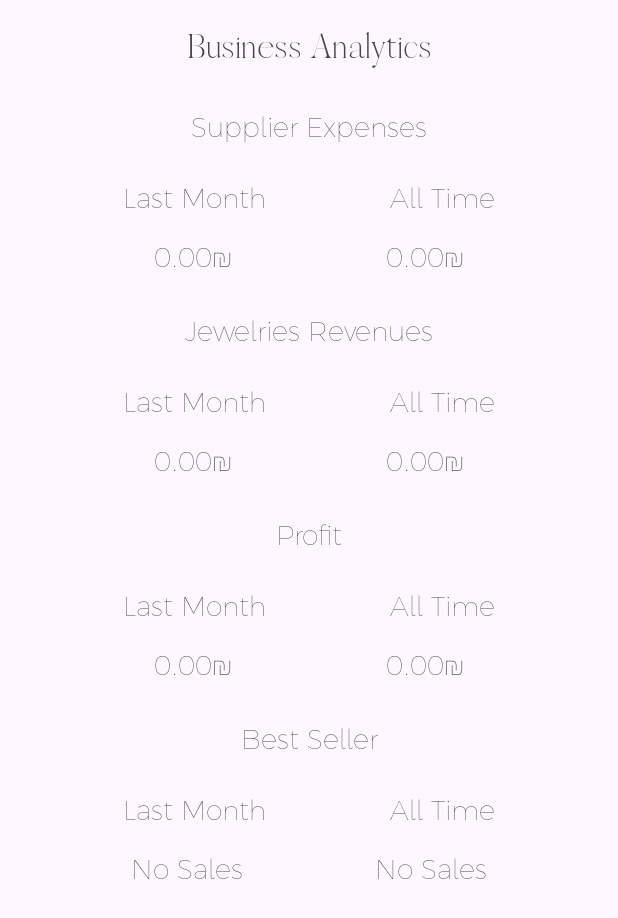
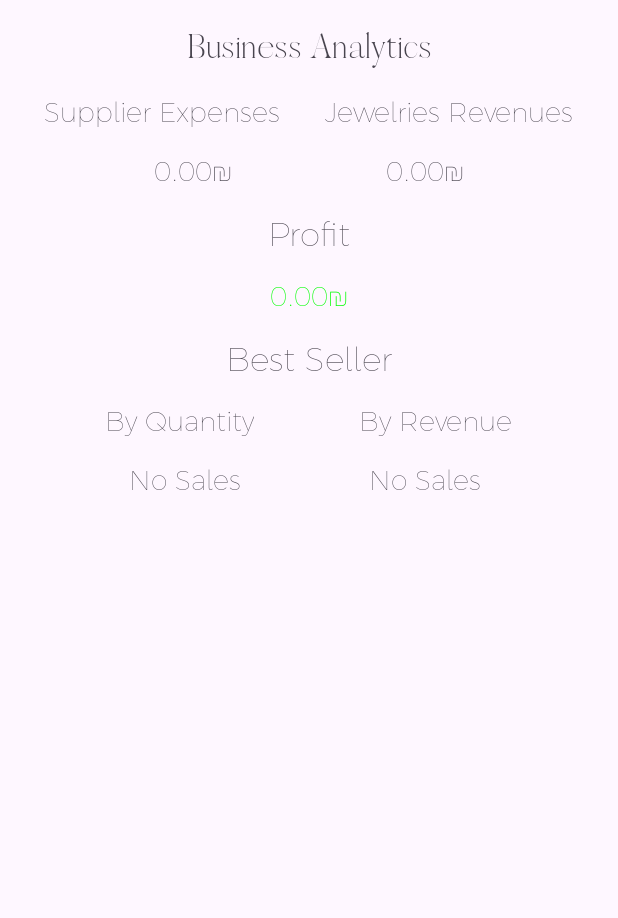
Before and after one commit to eliorsamovol/Jewelry-Catalog, an Android app: the BusinessAnalytics screen opened through its navigation route, on a phone screen of 412 x 824 dp. Shown: the top 918 px of the screen. Run offline under Robolectric (Android 15) with nearby library versions, the phone set to English and light mode, and no system bars; our stand-ins replace Room's generated code; 1 statement that could not run was skipped.

Commit message:
Business analytics - revised

```diff
--- a/app/src/main/java/com/tests/jewelry/BusinessAnalytics.kt
+++ b/app/src/main/java/com/tests/jewelry/BusinessAnalytics.kt
@@ -4,6 +4,7 @@ import android.os.Bundle
 import android.view.LayoutInflater
 import android.view.View
 import android.view.ViewGroup
+import androidx.core.content.ContextCompat
 import androidx.fragment.app.Fragment
 import androidx.fragment.app.viewModels
 import androidx.lifecycle.Observer
@@ -37,53 +38,41 @@ class BusinessAnalytics : Fragment() {
             })
         })
 
-        jewelryViewModel.getBestSeller().observe(viewLifecycleOwner, Observer { bestSeller ->
-            binding.bestSellerAllTimeValue.text = bestSeller?.name ?: getString(R.string.no_sales)
+        jewelryViewModel.getBestSellerByQuantity().observe(viewLifecycleOwner, Observer { bestSeller ->
+            binding.bestSellerQuantityValue.text = bestSeller?.name ?: getString(R.string.no_sales)
         })
 
-        jewelryViewModel.getLastMonthBestSeller().observe(viewLifecycleOwner, Observer { bestSeller ->
-            binding.bestSellerLastMonthValue.text = bestSeller?.name ?: getString(R.string.no_sales)
+        jewelryViewModel.getBestSellerByRevenue().observe(viewLifecycleOwner, Observer { bestSeller ->
+            binding.bestSellerRevenueValue.text = bestSeller?.name ?: getString(R.string.no_sales)
         })
     }
 
 
     private fun calculateAndDisplayAnalytics(suppliers: List<SupplierEntities>, jewelries: List<JewelryEntities>) {
-        val currentDate = Date()
-        val lastMonthDate = Calendar.getInstance().apply {
-            add(Calendar.MONTH, -1)
-        }.time
 
-        var lastMonthExpenses = 0.0
-        var allTimeExpenses =  0.0
-        var lastMonthRevenue = 0.0
-        var allTimeRevenue = 0.0
-        var lastMonthBestSeller: JewelryEntities? = null
-        var allTimeBestSeller: JewelryEntities? = null
+        var totalExpenses =  0.0
+        var totalRevenue = 0.0
 
-        for (supplier in suppliers) {
-            if(supplier.date.after(lastMonthDate)) {
-                lastMonthExpenses += supplier.purchasePrice
-            }
-            allTimeExpenses += supplier.purchasePrice
+        suppliers.forEach { supplier ->
+            totalExpenses += supplier.purchasePrice
         }
 
-        for(item in jewelries) {
-            if(Date(item.creationTime).after(lastMonthDate)) {
-                lastMonthRevenue += item.price * item.soldItems
-
-            }
-            allTimeRevenue += item.price * item.soldItems
+        jewelries.forEach { jewelry ->
+            totalRevenue += jewelry.price * jewelry.soldItems
         }
 
-        val lastMonthProfit = lastMonthRevenue - lastMonthExpenses
-        val allTimeProfit = allTimeRevenue - allTimeExpenses
+        val totalProfit = totalRevenue - totalExpenses
 
-        binding.supplierExpensesLastMonthValue.text = getString(R.string.amount_format, lastMonthExpenses)
-        binding.supplierExpensesAllTimeValue.text = getString(R.string.amount_format, allTimeExpenses)
-        binding.jewelriesRevenuesLastMonthValue.text = getString(R.string.amount_format, lastMonthRevenue)
-        binding.jewelriesRevenuesAllTimeValue.text = getString(R.string.amount_format, allTimeRevenue)
-        binding.totalProfitLastMonthValue.text = getString(R.string.amount_format, lastMonthProfit)
-        binding.totalProfitAllTimeValue.text = getString(R.string.amount_format, allTimeProfit)
+        binding.supplierExpensesValue.text = getString(R.string.amount_format, totalExpenses)
+        binding.jewelriesRevenuesValue.text = getString(R.string.amount_format, totalRevenue)
+        binding.totalProfitValue.text = getString(R.string.amount_format, totalProfit)
+
+        val profitColor = if(totalProfit >= 0) {
+            ContextCompat.getColor(requireContext(), R.color.green)
+        } else {
+            ContextCompat.getColor(requireContext(), R.color.red)
+        }
+        binding.totalProfitValue.setTextColor(profitColor)
     }
 
     override fun onDestroyView() {
--- a/app/src/main/java/com/tests/jewelry/data/db/dao/JewelryDao.kt
+++ b/app/src/main/java/com/tests/jewelry/data/db/dao/JewelryDao.kt
@@ -41,9 +41,9 @@ interface JewelryDao {
     @Query("SELECT * FROM jewelry_table WHERE creation_time BETWEEN :startTime AND :endTime")
     fun getJewelriesByDate(startTime: Long, endTime: Long): LiveData<List<JewelryEntities>>
 
-    @Query("SELECT * FROM jewelry_table ORDER BY sold_items DESC LIMIT 1")
-    fun getBestSeller(): LiveData<JewelryEntities?>
+    @Query("SELECT * FROM jewelry_table WHERE sold_items > 0 ORDER BY sold_items DESC LIMIT 1")
+    fun getBestSellerByQuantity(): LiveData<JewelryEntities?>
 
-    @Query("SELECT * FROM jewelry_table WHERE creation_time >= :lastMonthTime ORDER BY sold_items DESC LIMIT 1")
-    fun getLastMonthBestSeller(lastMonthTime: Long): LiveData<JewelryEntities?>
+    @Query("SELECT * FROM jewelry_table WHERE sold_items > 0 ORDER BY (price * sold_items) DESC LIMIT 1")
+    fun getBestSellerByRevenue(): LiveData<JewelryEntities?>
 }
--- a/app/src/main/java/com/tests/jewelry/data/repository/JewelryRepository.kt
+++ b/app/src/main/java/com/tests/jewelry/data/repository/JewelryRepository.kt
@@ -51,11 +51,11 @@ class JewelryRepository(context: Context) {
         return jewelryDao.getJewelriesByDate(startTime, endTime)
     }
 
-    fun getBestSeller(): LiveData<JewelryEntities?>{
-        return jewelryDao.getBestSeller()
+    fun getBestSellerByQuantity(): LiveData<JewelryEntities?>{
+        return jewelryDao.getBestSellerByQuantity()
     }
 
-    fun getLastMonthBestSeller(lastMonthTime: Long): LiveData<JewelryEntities?> {
-        return jewelryDao.getLastMonthBestSeller(lastMonthTime)
+    fun getBestSellerByRevenue(): LiveData<JewelryEntities?>{
+        return jewelryDao.getBestSellerByRevenue()
     }
 }
--- a/app/src/main/java/com/tests/jewelry/ui/viewmodel/JewelryViewModel.kt
+++ b/app/src/main/java/com/tests/jewelry/ui/viewmodel/JewelryViewModel.kt
@@ -100,21 +100,18 @@ class JewelryViewModel(application: Application) : AndroidViewModel(application)
         return supplierRepository.getSupplierByDate(startTime, endTime)
     }
 
-    fun getBestSeller(): LiveData<JewelryEntities?> {
-        return repository.getBestSeller()
+    fun getBestSellerByQuantity(): LiveData<JewelryEntities?> {
+        return repository.getBestSellerByQuantity()
+    }
+
+    fun getBestSellerByRevenue(): LiveData<JewelryEntities?> {
+        return repository.getBestSellerByRevenue()
     }
 
     fun getItemsByCreationOrder(): LiveData<List<JewelryEntities>> {
         return repository.getItemByCreationOrder()
     }
 
-    fun getLastMonthBestSeller(): LiveData<JewelryEntities?> {
-        val lastMonthTime = Calendar.getInstance().apply {
-            add(Calendar.MONTH, -1)
-        }.time.time
-
-        return repository.getLastMonthBestSeller(lastMonthTime)
-    }
 
     fun updateSoldItems(jewelry: JewelryEntities){
         viewModelScope.launch(Dispatchers.IO){
--- a/app/src/main/res/layout/business_analytics.xml
+++ b/app/src/main/res/layout/business_analytics.xml
@@ -27,63 +27,13 @@
             android:id="@+id/supplier_expenses_headline"
             android:layout_width="wrap_content"
             android:layout_height="wrap_content"
-            android:padding="8dp"
             android:fontFamily="@font/toolbarfont"
-            android:layout_marginTop="18dp"
             app:layout_constraintTop_toBottomOf="@+id/mainHeadline"
             app:layout_constraintStart_toStartOf="parent"
-            app:layout_constraintEnd_toEndOf="parent"
+            app:layout_constraintEnd_toStartOf="@+id/jewelries_revenues_headline"
+            app:layout_constraintHorizontal_chainStyle="spread"
             android:text="@string/supplier_expenses_headline"
-            android:textSize="18dp" />
-
-        <TextView
-            android:id="@+id/supplier_expenses_last_month_headline"
-            android:layout_width="wrap_content"
-            android:layout_height="wrap_content"
-            android:fontFamily="@font/toolbarfont"
-            app:layout_constraintTop_toBottomOf="@+id/supplier_expenses_headline"
-            app:layout_constraintStart_toStartOf="parent"
-            app:layout_constraintEnd_toStartOf="@+id/supplier_expenses_all_time_headline"
-            app:layout_constraintHorizontal_chainStyle="spread"
-            android:text="@string/last_month"
             android:layout_marginTop="16dp"
-            android:textSize="18dp"/>
-
-        <TextView
-            android:id="@+id/supplier_expenses_all_time_headline"
-            android:layout_width="wrap_content"
-            android:layout_height="wrap_content"
-            android:fontFamily="@font/toolbarfont"
-            app:layout_constraintTop_toBottomOf="@+id/supplier_expenses_headline"
-            app:layout_constraintStart_toEndOf="@+id/supplier_expenses_last_month_headline"
-            app:layout_constraintEnd_toEndOf="parent"
-            android:text="@string/all_time"
-            android:layout_marginTop="16dp"
-            android:textSize="18dp"/>
-
-        <TextView
-            android:id="@+id/supplier_expenses_last_month_value"
-            android:layout_width="wrap_content"
-            android:layout_height="wrap_content"
-            android:layout_marginTop="16dp"
-            android:fontFamily="@font/toolbarfont"
-            app:layout_constraintTop_toBottomOf="@+id/supplier_expenses_last_month_headline"
-            app:layout_constraintStart_toStartOf="parent"
-            app:layout_constraintEnd_toStartOf="@id/supplier_expenses_all_time_value"
-            app:layout_constraintHorizontal_chainStyle="spread"
-            android:text="@string/amount_format"
-            android:textSize="18dp"/>
-
-        <TextView
-            android:id="@+id/supplier_expenses_all_time_value"
-            android:layout_width="wrap_content"
-            android:layout_height="wrap_content"
-            android:layout_marginTop="16dp"
-            android:fontFamily="@font/toolbarfont"
-            app:layout_constraintTop_toBottomOf="@+id/supplier_expenses_all_time_headline"
-            app:layout_constraintStart_toEndOf="@id/supplier_expenses_last_month_value"
-            app:layout_constraintEnd_toEndOf="parent"
-            android:text="@string/amount_format"
             android:textSize="18dp"/>
 
         <TextView
@@ -91,61 +41,36 @@
             android:layout_width="wrap_content"
             android:layout_height="wrap_content"
             android:fontFamily="@font/toolbarfont"
-            android:layout_marginTop="18dp"
-            android:padding="8dp"
-            app:layout_constraintTop_toBottomOf="@+id/supplier_expenses_all_time_value"
-            app:layout_constraintStart_toStartOf="parent"
+            app:layout_constraintTop_toBottomOf="@+id/mainHeadline"
+            app:layout_constraintStart_toEndOf="@+id/supplier_expenses_headline"
             app:layout_constraintEnd_toEndOf="parent"
             android:text="@string/jewelries_revenues_headline"
-            android:textSize="18dp" />
-
-        <TextView
-            android:id="@+id/jewelries_revenues_last_month_headline"
-            android:layout_width="wrap_content"
-            android:layout_height="wrap_content"
-            android:fontFamily="@font/toolbarfont"
-            app:layout_constraintTop_toBottomOf="@+id/jewelries_revenues_headline"
-            app:layout_constraintStart_toStartOf="parent"
-            app:layout_constraintEnd_toStartOf="@+id/jewelries_revenues_all_time_headline"
-            app:layout_constraintHorizontal_chainStyle="spread"
-            android:text="@string/last_month"
             android:layout_marginTop="16dp"
             android:textSize="18dp"/>
 
         <TextView
-            android:id="@+id/jewelries_revenues_all_time_headline"
-            android:layout_width="wrap_content"
-            android:layout_height="wrap_content"
-            android:fontFamily="@font/toolbarfont"
-            app:layout_constraintTop_toBottomOf="@+id/jewelries_revenues_headline"
-            app:layout_constraintStart_toEndOf="@+id/jewelries_revenues_last_month_headline"
-            app:layout_constraintEnd_toEndOf="parent"
-            android:text="@string/all_time"
-            android:layout_marginTop="16dp"
-            android:textSize="18dp"/>
-
-        <TextView
-            android:id="@+id/jewelries_revenues_last_month_value"
+            android:id="@+id/supplier_expenses_value"
             android:layout_width="wrap_content"
             android:layout_height="wrap_content"
             android:layout_marginTop="16dp"
             android:fontFamily="@font/toolbarfont"
-            app:layout_constraintTop_toBottomOf="@+id/jewelries_revenues_last_month_headline"
+            app:layout_constraintTop_toBottomOf="@+id/supplier_expenses_headline"
             app:layout_constraintStart_toStartOf="parent"
-            app:layout_constraintEnd_toStartOf="@id/jewelries_revenues_all_time_value"
+            app:layout_constraintEnd_toStartOf="@id/jewelries_revenues_value"
             app:layout_constraintHorizontal_chainStyle="spread"
             android:text="@string/amount_format"
             android:textSize="18dp"/>
 
         <TextView
-            android:id="@+id/jewelries_revenues_all_time_value"
+            android:id="@+id/jewelries_revenues_value"
             android:layout_width="wrap_content"
             android:layout_height="wrap_content"
             android:layout_marginTop="16dp"
             android:fontFamily="@font/toolbarfont"
-            app:layout_constraintTop_toBottomOf="@+id/jewelries_revenues_all_time_headline"
-            app:layout_constraintStart_toEndOf="@id/jewelries_revenues_last_month_value"
+            app:layout_constraintTop_toBottomOf="@+id/jewelries_revenues_headline"
             app:layout_constraintEnd_toEndOf="parent"
+            app:layout_constraintStart_toEndOf="@id/supplier_expenses_value"
+            app:layout_constraintHorizontal_chainStyle="spread"
             android:text="@string/amount_format"
             android:textSize="18dp"/>
 
@@ -153,62 +78,23 @@
             android:id="@+id/total_profit_headline"
             android:layout_width="wrap_content"
             android:layout_height="wrap_content"
+            android:layout_marginTop="16dp"
             android:fontFamily="@font/toolbarfont"
-            android:layout_marginTop="18dp"
-            android:padding="8dp"
-            app:layout_constraintTop_toBottomOf="@+id/jewelries_revenues_all_time_value"
+            app:layout_constraintTop_toBottomOf="@+id/jewelries_revenues_value"
+            app:layout_constraintEnd_toEndOf="parent"
             app:layout_constraintStart_toStartOf="parent"
-            app:layout_constraintEnd_toEndOf="parent"
             android:text="@string/profit_headline"
-            android:textSize="18dp" />
+            android:textSize="22dp"/>
 
         <TextView
-            android:id="@+id/total_profit_last_month_headline"
-            android:layout_width="wrap_content"
-            android:layout_height="wrap_content"
-            android:fontFamily="@font/toolbarfont"
-            app:layout_constraintTop_toBottomOf="@+id/total_profit_headline"
-            app:layout_constraintStart_toStartOf="parent"
-            app:layout_constraintEnd_toStartOf="@+id/total_profit_all_time_headline"
-            app:layout_constraintHorizontal_chainStyle="spread"
-            android:text="@string/last_month"
-            android:layout_marginTop="16dp"
-            android:textSize="18dp"/>
-
-        <TextView
-            android:id="@+id/total_profit_all_time_headline"
-            android:layout_width="wrap_content"
-            android:layout_height="wrap_content"
-            android:fontFamily="@font/toolbarfont"
-            app:layout_constraintTop_toBottomOf="@+id/total_profit_headline"
-            app:layout_constraintStart_toEndOf="@+id/total_profit_last_month_headline"
-            app:layout_constraintEnd_toEndOf="parent"
-            android:text="@string/all_time"
-            android:layout_marginTop="16dp"
-            android:textSize="18dp"/>
-
-        <TextView
-            android:id="@+id/total_profit_last_month_value"
+            android:id="@+id/total_profit_value"
             android:layout_width="wrap_content"
             android:layout_height="wrap_content"
             android:layout_marginTop="16dp"
             android:fontFamily="@font/toolbarfont"
-            app:layout_constraintTop_toBottomOf="@+id/total_profit_last_month_headline"
+            app:layout_constraintTop_toBottomOf="@+id/total_profit_headline"
+            app:layout_constraintEnd_toEndOf="parent"
             app:layout_constraintStart_toStartOf="parent"
-            app:layout_constraintEnd_toStartOf="@id/total_profit_all_time_value"
-            app:layout_constraintHorizontal_chainStyle="spread"
-            android:text="@string/amount_format"
-            android:textSize="18dp"/>
-
-        <TextView
-            android:id="@+id/total_profit_all_time_value"
-            android:layout_width="wrap_content"
-            android:layout_height="wrap_content"
-            android:layout_marginTop="16dp"
-            android:fontFamily="@font/toolbarfont"
-            app:layout_constraintTop_toBottomOf="@+id/total_profit_all_time_headline"
-            app:layout_constraintStart_toEndOf="@id/total_profit_last_month_value"
-            app:layout_constraintEnd_toEndOf="parent"
             android:text="@string/amount_format"
             android:textSize="18dp"/>
 
@@ -216,63 +102,64 @@
             android:id="@+id/best_seller_headline"
             android:layout_width="wrap_content"
             android:layout_height="wrap_content"
+            android:layout_marginTop="16dp"
             android:fontFamily="@font/toolbarfont"
-            android:layout_marginTop="18dp"
-            android:padding="8dp"
-            app:layout_constraintTop_toBottomOf="@+id/total_profit_all_time_value"
+            app:layout_constraintTop_toBottomOf="@+id/total_profit_value"
+            app:layout_constraintEnd_toEndOf="parent"
             app:layout_constraintStart_toStartOf="parent"
-            app:layout_constraintEnd_toEndOf="parent"
             android:text="@string/best_seller_headline"
-            android:textSize="18dp" />
+            android:textSize="22dp"/>
 
         <TextView
-            android:id="@+id/best_seller_last_month_headline"
+            android:id="@+id/best_seller_quantity_headline"
             android:layout_width="wrap_content"
             android:layout_height="wrap_content"
             android:fontFamily="@font/toolbarfont"
             app:layout_constraintTop_toBottomOf="@+id/best_seller_headline"
             app:layout_constraintStart_toStartOf="parent"
-            app:layout_constraintEnd_toStartOf="@+id/best_seller_all_time_headline"
+            app:layout_constraintEnd_toStartOf="@+id/best_seller_revenue_headline"
             app:layout_constraintHorizontal_chainStyle="spread"
-            android:text="@string/last_month"
+            android:text="@string/best_seller_quantity"
             android:layout_marginTop="16dp"
             android:textSize="18dp"/>
 
         <TextView
-            android:id="@+id/best_seller_all_time_headline"
+            android:id="@+id/best_seller_revenue_headline"
             android:layout_width="wrap_content"
             android:layout_height="wrap_content"
             android:fontFamily="@font/toolbarfont"
             app:layout_constraintTop_toBottomOf="@+id/best_seller_headline"
-            app:layout_constraintStart_toEndOf="@+id/best_seller_last_month_headline"
+            app:layout_constraintStart_toEndOf="@+id/best_seller_quantity_headline"
             app:layout_constraintEnd_toEndOf="parent"
-            android:text="@string/all_time"
+            android:text="@string/best_seller_revenue"
             android:layout_marginTop="16dp"
             android:textSize="18dp"/>
 
         <TextView
-            android:id="@+id/best_seller_last_month_value"
+            android:id="@+id/best_seller_quantity_value"
             android:layout_width="wrap_content"
             android:layout_height="wrap_content"
             android:layout_marginTop="16dp"
             android:fontFamily="@font/toolbarfont"
-            app:layout_constraintTop_toBottomOf="@+id/best_seller_last_month_headline"
+            app:layout_constraintTop_toBottomOf="@+id/best_seller_quantity_headline"
             app:layout_constraintStart_toStartOf="parent"
-            app:layout_constraintEnd_toStartOf="@id/best_seller_all_time_value"
+            app:layout_constraintEnd_toStartOf="@id/best_seller_revenue_value"
             app:layout_constraintHorizontal_chainStyle="spread"
-            android:text="0₪"
+            android:text="@string/amount_format"
             android:textSize="18dp"/>
 
         <TextView
-            android:id="@+id/best_seller_all_time_value"
+            android:id="@+id/best_seller_revenue_value"
             android:layout_width="wrap_content"
             android:layout_height="wrap_content"
             android:layout_marginTop="16dp"
             android:fontFamily="@font/toolbarfont"
-            app:layout_constraintTop_toBottomOf="@+id/best_seller_all_time_headline"
-            app:layout_constraintStart_toEndOf="@id/best_seller_last_month_value"
+            app:layout_constraintTop_toBottomOf="@+id/best_seller_revenue_headline"
             app:layout_constraintEnd_toEndOf="parent"
-            android:text="0₪"
+            app:layout_constraintStart_toEndOf="@id/supplier_expenses_value"
+            app:layout_constraintHorizontal_chainStyle="spread"
+            android:text="@string/amount_format"
             android:textSize="18dp"/>
+
     </androidx.constraintlayout.widget.ConstraintLayout>
 </ScrollView>
--- a/app/src/main/res/values/colors.xml
+++ b/app/src/main/res/values/colors.xml
@@ -7,4 +7,6 @@
     <color name="biege">#beb190</color>
     <color name="status_bar_color">#beb190</color>
     <color name="status_bar_color_fallback">#beb190</color>
+    <color name="green">#00FF00</color>
+    <color name="red">#FF0000</color>
 </resources>
--- a/app/src/main/res/values/strings.xml
+++ b/app/src/main/res/values/strings.xml
@@ -81,4 +81,6 @@
     <string name="units_counter">Units</string>
     <string name="amount_format">%1$.2f₪</string>
     <string name="no_sales">No Sales</string>
+    <string name="best_seller_quantity">By Quantity</string>
+    <string name="best_seller_revenue">By Revenue</string>
 </resources>
```
